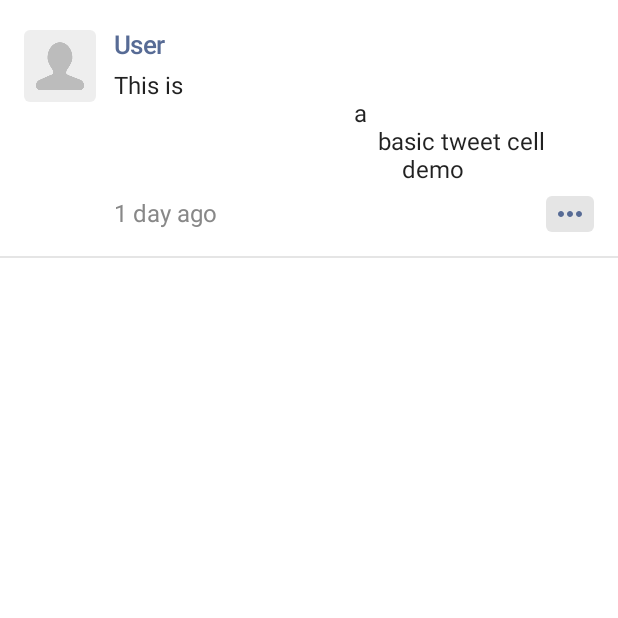
After one commit to ZiyuGUO-1217/WeChat_Moments, an Android app built with Jetpack Compose: the composable BasicTweetCell shown on its own in the app's theme, on a phone screen of 412 x 824 dp, the top half of it. The commit adds this screen. Run offline under Robolectric (Android 15) with nearby library versions, the phone set to English and light mode, and no system bars.

Commit message:
build basic tweet cell

```diff
--- /dev/null
+++ b/app/src/main/java/com/example/wechatmoments/LocalDataSource.kt
@@ -0,0 +1,30 @@
+package com.example.wechatmoments
+
+import com.example.wechatmoments.Model.Tweet
+
+class LocalDataSource {
+    fun createTweet(): List<Tweet>{
+        return listOf(
+            Tweet(
+                userName = "",
+                tweetContent = "",
+                time = "5 minutes"
+            ),
+            Tweet(
+                userName = "",
+                tweetContent = "",
+                time = "5 minutes"
+            ),
+            Tweet(
+                userName = "",
+                tweetContent = "",
+                time = "5 minutes"
+            ),
+            Tweet(
+                userName = "",
+                tweetContent = "",
+                time = "5 minutes"
+            )
+        )
+    }
+}
--- /dev/null
+++ b/app/src/main/java/com/example/wechatmoments/Model/Tweet.kt
@@ -0,0 +1,7 @@
+package com.example.wechatmoments.Model
+
+data class Tweet(
+    val userName: String,
+    val tweetContent: String,
+    val time: String
+)
--- /dev/null
+++ b/app/src/main/java/com/example/wechatmoments/ui/weight/BasicTweetCell.kt
@@ -0,0 +1,127 @@
+package com.example.wechatmoments.ui.weight
+
+import androidx.compose.foundation.Image
+import androidx.compose.foundation.background
+import androidx.compose.foundation.layout.*
+import androidx.compose.material.Divider
+import androidx.compose.material.Icon
+import androidx.compose.material.Text
+import androidx.compose.runtime.Composable
+import androidx.compose.ui.Alignment
+import androidx.compose.ui.Modifier
+import androidx.compose.ui.draw.clip
+import androidx.compose.ui.graphics.Color
+import androidx.compose.ui.res.painterResource
+import androidx.compose.ui.text.font.FontWeight
+import androidx.compose.ui.tooling.preview.Preview
+import androidx.compose.ui.unit.dp
+import androidx.compose.ui.unit.sp
+import com.example.wechatmoments.R
+import com.example.wechatmoments.ui.theme.Shapes
+import com.example.wechatmoments.ui.theme.WeChatMomentsTheme
+
+@Composable
+fun BasicTweetCell() {
+    Column {
+        CellContent(
+            "User", """This is
+                                        a
+                                            basic tweet cell
+                                                demo""", "1 day ago"
+        )
+        Divider(modifier = Modifier.fillMaxWidth(), color = Color.LightGray.copy(alpha = 0.5f))
+    }
+}
+
+@Composable
+private fun CellContent(userName: String, tweetContent: String, time: String) {
+    Row(
+        modifier = Modifier
+            .padding(horizontal = 16.dp)
+            .fillMaxWidth()
+            .padding(top = 20.dp, bottom = 16.dp),
+        verticalAlignment = Alignment.Top
+    ) {
+        ProfileImage()
+        TweetDetails(
+            userName = userName,
+            tweetContent = tweetContent,
+            time = time
+        )
+    }
+}
+
+@Composable
+private fun ProfileImage() {
+    Image(
+        modifier = Modifier
+            .size(48.dp)
+            .clip(Shapes.medium),
+        painter = painterResource(R.drawable.defaultprofileimage),
+        contentDescription = "profile image"
+    )
+}
+
+@Composable
+private fun TweetDetails(userName: String, tweetContent: String, time: String) {
+    Column(modifier = Modifier.padding(start = 12.dp)) {
+        UserName(userName)
+        TweetContent(tweetContent)
+        TimeAndMore(time)
+    }
+}
+
+@Composable
+private fun UserName(userName: String) {
+    Text(
+        modifier = Modifier.padding(bottom = 8.dp),
+        text = userName,
+        fontSize = 17.sp,
+        color = Color(0XFF576B95),
+        fontWeight = FontWeight.SemiBold
+    )
+}
+
+@Composable
+private fun TweetContent(tweetContent: String) {
+    Text(
+        modifier = Modifier.padding(bottom = 8.dp),
+        text = tweetContent
+    )
+}
+
+@Composable
+private fun TimeAndMore(time: String) {
+    Row(
+        modifier = Modifier.fillMaxWidth(),
+        horizontalArrangement = Arrangement.SpaceBetween,
+        verticalAlignment = Alignment.CenterVertically
+    ) {
+        Text(text = time, color = Color.Gray)
+        Box(
+            modifier = Modifier
+                .clip(Shapes.medium)
+                .background(Color.LightGray.copy(alpha = 0.5f)),
+            contentAlignment = Alignment.Center
+        ) {
+            Icon(
+                modifier = Modifier.padding(horizontal = 4.dp),
+                painter = painterResource(id = R.drawable.ic_more_horiz),
+                contentDescription = "more",
+                tint = Color(0XFF576B95)
+            )
+        }
+    }
+}
+
+@Preview(showBackground = true)
+@Composable
+fun BasicTweetCellPreview() {
+    WeChatMomentsTheme {
+        Column {
+            BasicTweetCell()
+            BasicTweetCell()
+            BasicTweetCell()
+        }
+    }
+}
--- /dev/null
+++ b/app/src/main/res/drawable/ic_more_horiz.xml
@@ -0,0 +1,5 @@
+<vector android:height="24dp" android:tint="#01579B"
+    android:viewportHeight="24" android:viewportWidth="24"
+    android:width="24dp" xmlns:android="http://schemas.android.com/apk/res/android">
+    <path android:fillColor="@android:color/white" android:pathData="M6,10c-1.1,0 -2,0.9 -2,2s0.9,2 2,2 2,-0.9 2,-2 -0.9,-2 -2,-2zM18,10c-1.1,0 -2,0.9 -2,2s0.9,2 2,2 2,-0.9 2,-2 -0.9,-2 -2,-2zM12,10c-1.1,0 -2,0.9 -2,2s0.9,2 2,2 2,-0.9 2,-2 -0.9,-2 -2,-2z"/>
+</vector>
```
Also changed, not shown: app/src/main/java/com/example/wechatmoments/MainActivity.kt (line endings or trailing spaces), app/src/main/res/drawable/defaultprofileimage.png (added).
